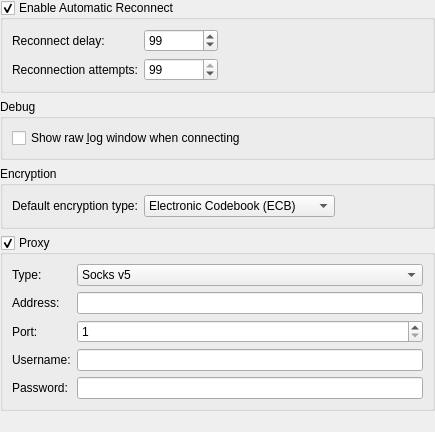
Before: the Qt Designer form src/config/connectionbehavior_config.ui in KDE/konversation, drawn with Qt 5.
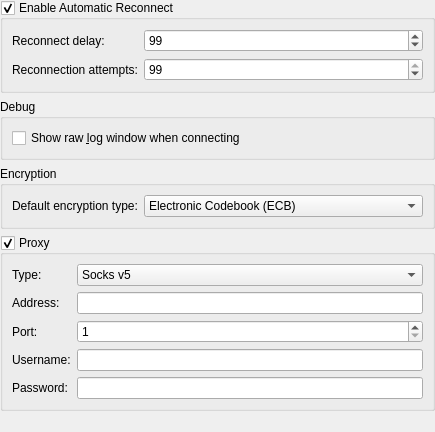
After: the same form once the commit is applied. Custom widgets are drawn as their Qt base class.

Commit message: Behaviour Connection page: use QFormLayout

What changed in the file:
```diff
--- a/src/config/connectionbehavior_config.ui
+++ b/src/config/connectionbehavior_config.ui
@@ -28,7 +28,7 @@
      <property name="checkable">
       <bool>true</bool>
      </property>
-     <layout class="QGridLayout">
+     <layout class="QFormLayout">
       <item row="0" column="0">
        <widget class="QLabel" name="reconnectDelayLabel">
         <property name="text">
@@ -42,22 +42,6 @@
         </property>
        </widget>
       </item>
-      <item row="0" column="2">
-       <spacer name="spacer53">
-        <property name="orientation">
-         <enum>Qt::Horizontal</enum>
-        </property>
-        <property name="sizeType">
-         <enum>QSizePolicy::Expanding</enum>
-        </property>
-        <property name="sizeHint" stdset="0">
-         <size>
-          <width>278</width>
-          <height>20</height>
-         </size>
-        </property>
-       </spacer>
-      </item>
       <item row="1" column="0">
        <widget class="QLabel" name="textLabel1">
         <property name="text">
@@ -94,22 +78,6 @@
         </property>
        </widget>
       </item>
-      <item row="1" column="2">
-       <spacer name="spacer53_3">
-        <property name="orientation">
-         <enum>Qt::Horizontal</enum>
-        </property>
-        <property name="sizeType">
-         <enum>QSizePolicy::Expanding</enum>
-        </property>
-        <property name="sizeHint" stdset="0">
-         <size>
-          <width>280</width>
-          <height>20</height>
-         </size>
-        </property>
-       </spacer>
-      </item>
      </layout>
     </widget>
    </item>
@@ -134,7 +102,7 @@
      <property name="title">
       <string>Encryption</string>
      </property>
-     <layout class="QGridLayout" name="encryptionLayout">
+     <layout class="QFormLayout" name="encryptionLayout">
       <item row="0" column="0">
        <widget class="QLabel" name="label">
         <property name="text">
@@ -161,19 +129,6 @@
         </item>
        </widget>
       </item>
-      <item row="0" column="2">
-       <spacer name="horizontalSpacer">
-        <property name="orientation">
-         <enum>Qt::Horizontal</enum>
-        </property>
-        <property name="sizeHint" stdset="0">
-         <size>
-          <width>40</width>
-          <height>20</height>
-         </size>
-        </property>
-       </spacer>
-      </item>
      </layout>
     </widget>
    </item>
```
